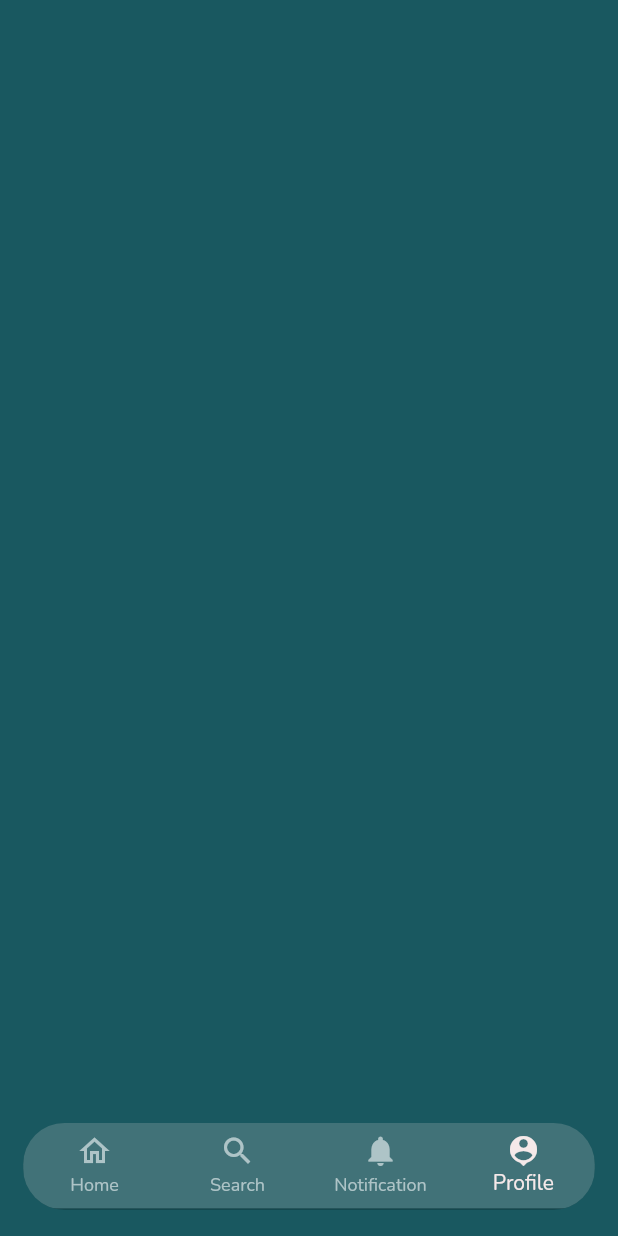
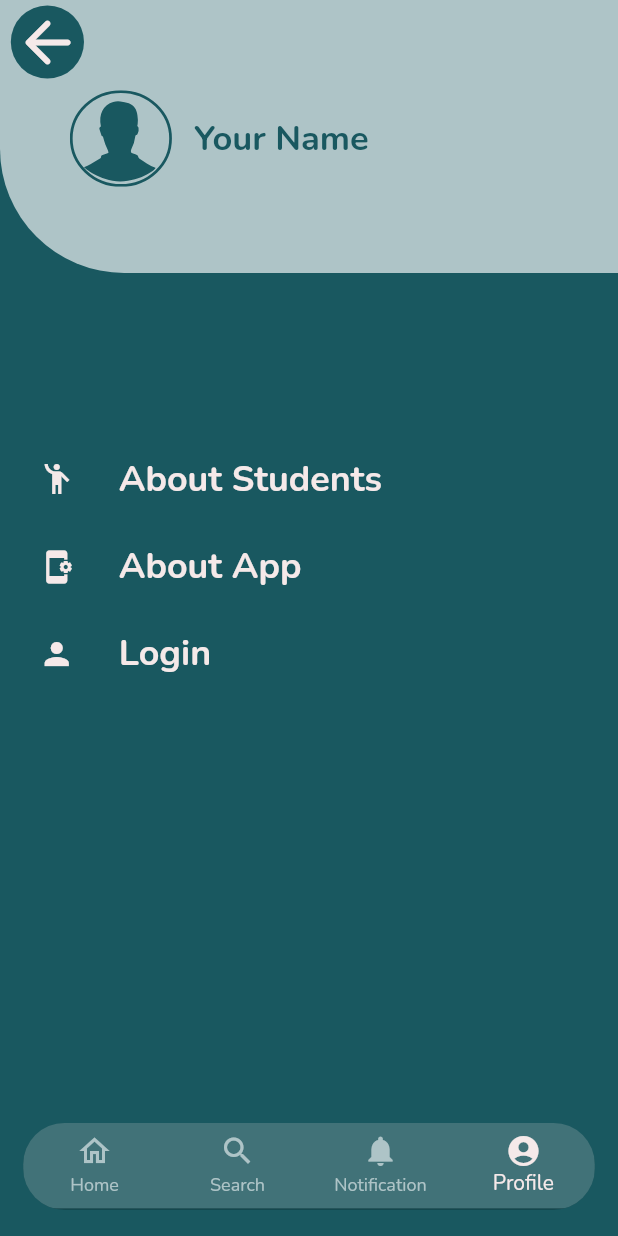
Before and after one commit to rahmaahassan/Roadmap-App, a Flutter app: the screen it shows after launch, item 4 of the bottom bar chosen, on a phone screen of 412 x 824 dp. Run offline on Flutter 3.47's test engine with Material 2 defaults, Android fonts, the phone set to English and light mode, and no system bars; our stand-ins replace flutter_screenutil, flutter_svg, shared_preferences, smooth_page_indicator.

Commit message:
profile-page-done

```diff
--- a/lib/presentation/helpers/asset_paths.dart
+++ b/lib/presentation/helpers/asset_paths.dart
@@ -13,5 +13,7 @@ class PresentationAssetPath{
   static const String ON_BOARDING_PAGE3 = "assets/images/on_boarding_page3.svg";
 
   /// ///////        icons           ///////
+  static const String BACK_ICON = "assets/icons/back.svg";
+  static const String PROFILE_AVATAR = "assets/icons/profile.svg";
 
 }
--- a/lib/presentation/helpers/text_values.dart
+++ b/lib/presentation/helpers/text_values.dart
@@ -12,12 +12,24 @@ class ApplicationTextValue{
 
   /// //////////////////////////////////////////
   /// ////////////////////////////////////////
-  /// ///////    Home Page    //////////////
+  /// ///////    NavigationBar    //////////////
   static const String NAVIGATION_BAR_HOME_LABEL = 'Home';
   static const String NAVIGATION_BAR_SEARCH_LABEL = 'Search';
   static const String NAVIGATION_BAR_NOTIFICATION_LABEL = 'Notification';
   static const String NAVIGATION_BAR_PROFILE_LABEL = 'Profile';
 
+  /// //////////////////////////////////////////
+  /// ////////////////////////////////////////
+  /// ///////    Home Page    //////////////
+  static const String HEADER_LANGUAGES_TITLE= 'Language';
+  static const String HEADER_WEB_TITLE= 'Web';
 
+  /// //////////////////////////////////////////
+  /// ////////////////////////////////////////
+  /// ///////    Profile Page    //////////////
+  static const String USER_NAME = 'Your Name';
+  static const String ABOUT_STUDENTS = 'About Students';
+  static const String ABOUT_APP = 'About App';
+  static const String LOGIN = 'Login';
 
 }
--- a/lib/presentation/pages/home_page/widgets/home_page_body.dart
+++ b/lib/presentation/pages/home_page/widgets/home_page_body.dart
@@ -12,7 +12,10 @@ class HomePageBody extends StatelessWidget {
         shadowColor: Colors.white54,
         elevation: 5,
       ),
-      body: Container(),
+      body: Column(
+        children: const [
+        ],
+      ),
     );
   }
 }
--- a/lib/presentation/pages/profile_page/profile_page.dart
+++ b/lib/presentation/pages/profile_page/profile_page.dart
@@ -1,11 +1,135 @@
 import 'package:flutter/material.dart';
+import 'package:flutter_screenutil/flutter_screenutil.dart';
+import 'package:flutter_svg/flutter_svg.dart';
+import 'package:road_map_project/presentation/theme/colors.dart';
+import 'package:road_map_project/presentation/theme/fonts.dart';
+
+import '../../helpers/presentation_helpers.dart';
+import '../shared_widgets/shared_widgets.dart';
 
 class ProfilePage extends StatelessWidget {
   const ProfilePage({Key? key}) : super(key: key);
 
   @override
   Widget build(BuildContext context) {
-    return Scaffold(
+    return SafeArea(
+      child: Scaffold(
+        appBar: AppBar(
+          backgroundColor: ApplicationColor.navDisActiveBottom,
+          elevation: 0,
+          leading: Padding(
+            padding: EdgeInsets.only(left: 7.24.w),
+            child: const ApplicationBackButton(
+              boxColor: ApplicationColor.scaffoldBackgroundColor,
+              arrowColor: ApplicationColor.textSubTitleColor,
+            ),
+          ),
+        ),
+        body: Column(
+          children: [
+            Container(
+              height: 136.97.h,
+              width: 414.w,
+              decoration: BoxDecoration(
+                  color: ApplicationColor.navDisActiveBottom,
+                  borderRadius:
+                      BorderRadius.only(bottomLeft: Radius.circular(90.r))),
+              child: Padding(
+                padding: EdgeInsets.only(bottom: 58.h),
+                child: Row(
+                  mainAxisAlignment: MainAxisAlignment.start,
+                  crossAxisAlignment: CrossAxisAlignment.center,
+                  children: [
+                    SizedBox(width: 44.w,),
+                    ApplicationSVG.icon(
+                      icon: PresentationAssetPath.PROFILE_AVATAR,
+                      height: 70.h,
+                      width: 74.w,
+                    ),
+                    SizedBox(width: 12.w,),
+                    Text(
+                      ApplicationTextValue.USER_NAME,
+                      style: TextStyle(
+                          fontSize: 25.sp,
+                          color: ApplicationColor.primaryColor,
+                          fontWeight: ApplicationFont.bold),
+                    )
+                  ],
+                ),
+              ),
+            ),
+            SizedBox(height: 123.h,),
+            Padding(
+              padding: EdgeInsets.only(left: 28.h),
+              child: Row(
+                children: [
+                  Icon(Icons.emoji_people_outlined, color: ApplicationColor.textSubTitleColor,),
+                  SizedBox(width: 21.5.w),
+                  TextButton(
+                    child: Text(
+                      ApplicationTextValue.ABOUT_STUDENTS,
+                      style: TextStyle(
+                          color: ApplicationColor.textSubTitleColor,
+                          fontSize: 26.sp,
+                          fontWeight: ApplicationFont.bold
+                      ),
+                    ),
+                    onPressed: (){
+                      /// TODO
+                    },
+                  )
+                ],
+              ),
+            ),
+            SizedBox(height: 10.h,),
+            Padding(
+              padding: EdgeInsets.only(left: 28.h),
+              child: Row(
+                children: [
+                  Icon(Icons.app_settings_alt, color: ApplicationColor.textSubTitleColor,),
+                  SizedBox(width: 21.5.w),
+                  TextButton(
+                    child: Text(
+                      ApplicationTextValue.ABOUT_APP,
+                      style: TextStyle(
+                          color: ApplicationColor.textSubTitleColor,
+                          fontSize: 26.sp,
+                          fontWeight: ApplicationFont.bold
+                      ),
+                    ),
+                    onPressed: (){
+                      /// TODO
+                    },
+                  )
+                ],
+              ),
+            ),
+            SizedBox(height: 10.h,),
+            Padding(
+              padding: EdgeInsets.only(left: 28.h),
+              child: Row(
+                children: [
+                  Icon(Icons.person, color: ApplicationColor.textSubTitleColor,),
+                  SizedBox(width: 21.5.w),
+                  TextButton(
+                    child: Text(
+                      ApplicationTextValue.LOGIN,
+                      style: TextStyle(
+                          color: ApplicationColor.textSubTitleColor,
+                          fontSize: 26.sp,
+                          fontWeight: ApplicationFont.bold
+                      ),
+                    ),
+                    onPressed: (){
+                      /// TODO
+                    },
+                  )
+                ],
+              ),
+            ),
+          ],
+        ),
+      ),
     );
   }
 }
--- /dev/null
+++ b/lib/presentation/pages/shared_widgets/application_back_button.dart
@@ -0,0 +1,35 @@
+part of 'shared_widgets.dart';
+
+class ApplicationBackButton extends StatelessWidget {
+  final Color boxColor;
+  final Color arrowColor;
+  final bool showAuthIcon;
+  const ApplicationBackButton(
+      {Key? key,
+      required this.boxColor,
+      required this.arrowColor,
+      this.showAuthIcon = false})
+      : super(key: key);
+
+  @override
+  Widget build(BuildContext context) {
+    return GestureDetector(
+      onTap: () => Navigator.pop(context),
+      child: Container(
+        width: showAuthIcon? 84.w:41.52.w,
+        height: showAuthIcon? 84.h:41.52.h,
+        decoration: BoxDecoration(
+          shape: BoxShape.circle,
+          color: boxColor,
+        ),
+        child: Center(
+            child: Icon(
+              Icons.arrow_back_rounded,
+              color: arrowColor,
+              size: showAuthIcon ? 25.r : 50.r,
+            )
+        )
+      ),
+    );
+  }
+}
--- a/lib/presentation/pages/shared_widgets/navigation_bar_bottom/bottom_navigation_bar.dart
+++ b/lib/presentation/pages/shared_widgets/navigation_bar_bottom/bottom_navigation_bar.dart
@@ -38,7 +38,7 @@ class AppBottomNavigationBar extends StatelessWidget {
                   icon: Icon(Icons.notifications),
                   label: ApplicationTextValue.NAVIGATION_BAR_NOTIFICATION_LABEL),
               BottomNavigationBarItem(
-                  icon: Icon(Icons.person_pin),
+                  icon: Icon(Icons.account_circle_sharp),
                   label: ApplicationTextValue.NAVIGATION_BAR_PROFILE_LABEL),
             ],
           ),
--- a/lib/presentation/pages/shared_widgets/shared_widgets.dart
+++ b/lib/presentation/pages/shared_widgets/shared_widgets.dart
@@ -0,0 +1,6 @@
+import 'package:flutter/material.dart';
+import 'package:flutter_screenutil/flutter_screenutil.dart';
+
+import '../../helpers/presentation_helpers.dart';
+
+part 'application_back_button.dart';
```
Also changed, not shown: assets/icons/back.svg (added), assets/icons/profile.svg (added), lib/presentation/pages/profile_page/widgets/widgets.dart (added).
